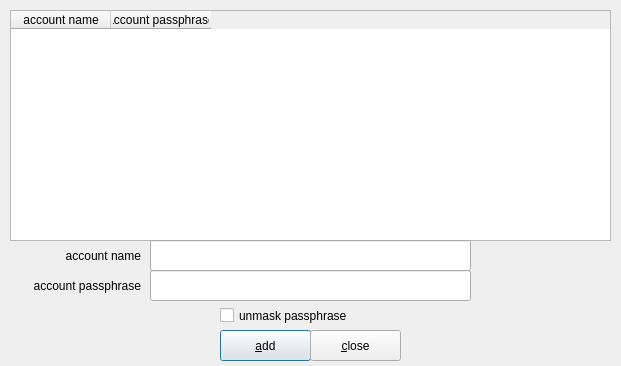
mhogomchungu/qCheckGMail, file configurationdialog.ui: the form before one commit.
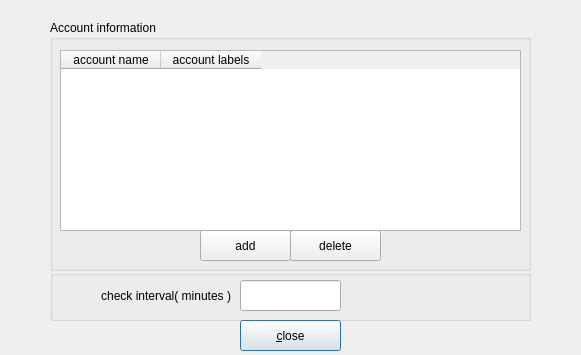
The form after the commit.

Commit message: add a GUI window to configure accounts

```diff
--- a/configurationdialog.ui
+++ b/configurationdialog.ui
@@ -6,20 +6,45 @@
    <rect>
     <x>0</x>
     <y>0</y>
-    <width>621</width>
-    <height>366</height>
+    <width>581</width>
+    <height>355</height>
    </rect>
   </property>
   <property name="windowTitle">
    <string>account configuration window</string>
   </property>
+  <widget class="QPushButton" name="pushButtonClose">
+   <property name="geometry">
+    <rect>
+     <x>240</x>
+     <y>320</y>
+     <width>101</width>
+     <height>31</height>
+    </rect>
+   </property>
+   <property name="text">
+    <string>&amp;close</string>
+   </property>
+  </widget>
+  <widget class="QGroupBox" name="groupBox">
+   <property name="geometry">
+    <rect>
+     <x>50</x>
+     <y>20</y>
+     <width>481</width>
+     <height>251</height>
+    </rect>
+   </property>
+   <property name="title">
+    <string>Account information</string>
+   </property>
   <widget class="QTableWidget" name="tableWidget">
    <property name="geometry">
     <rect>
      <x>10</x>
-     <y>10</y>
-     <width>601</width>
-     <height>231</height>
+      <y>30</y>
+      <width>461</width>
+      <height>181</height>
     </rect>
    </property>
    <property name="editTriggers">
@@ -47,106 +72,75 @@
    </column>
    <column>
     <property name="text">
-     <string>account passphrase</string>
+      <string>account labels</string>
     </property>
    </column>
   </widget>
-  <widget class="QPushButton" name="pushButtonAdd">
+   <widget class="QPushButton" name="pushButtonAccountAdd">
    <property name="geometry">
     <rect>
-     <x>220</x>
-     <y>330</y>
+      <x>150</x>
+      <y>210</y>
      <width>91</width>
      <height>31</height>
     </rect>
    </property>
    <property name="text">
-    <string>&amp;add</string>
-   </property>
-   <property name="default">
-    <bool>true</bool>
-   </property>
-  </widget>
-  <widget class="QLineEdit" name="lineEditAccountName">
+     <string>add</string>
+    </property>
+   </widget>
+   <widget class="QPushButton" name="pushButtonAccountDelete">
    <property name="geometry">
     <rect>
-     <x>150</x>
-     <y>240</y>
-     <width>321</width>
+      <x>240</x>
+      <y>210</y>
+      <width>91</width>
      <height>31</height>
     </rect>
    </property>
-  </widget>
-  <widget class="QLineEdit" name="lineEditAccountPassphrase">
+    <property name="text">
+     <string>delete</string>
+    </property>
+   </widget>
+  </widget>
+  <widget class="QGroupBox" name="groupBox_2">
    <property name="geometry">
     <rect>
-     <x>150</x>
+     <x>50</x>
      <y>270</y>
-     <width>321</width>
+     <width>481</width>
+     <height>51</height>
+    </rect>
+   </property>
+   <property name="title">
+    <string/>
+   </property>
+   <widget class="QLineEdit" name="lineEditInterval">
+    <property name="geometry">
+     <rect>
+      <x>190</x>
+      <y>10</y>
+      <width>101</width>
      <height>31</height>
     </rect>
    </property>
-   <property name="echoMode">
-    <enum>QLineEdit::Password</enum>
-   </property>
   </widget>
   <widget class="QLabel" name="label">
    <property name="geometry">
     <rect>
      <x>0</x>
-     <y>240</y>
-     <width>141</width>
-     <height>31</height>
-    </rect>
-   </property>
-   <property name="text">
-    <string>account name</string>
-   </property>
-   <property name="alignment">
-    <set>Qt::AlignRight|Qt::AlignTrailing|Qt::AlignVCenter</set>
-   </property>
-  </widget>
-  <widget class="QLabel" name="label_2">
-   <property name="geometry">
-    <rect>
-     <x>10</x>
-     <y>270</y>
-     <width>131</width>
-     <height>31</height>
-    </rect>
-   </property>
-   <property name="text">
-    <string>account passphrase</string>
-   </property>
-   <property name="alignment">
-    <set>Qt::AlignRight|Qt::AlignTrailing|Qt::AlignVCenter</set>
-   </property>
-  </widget>
-  <widget class="QPushButton" name="pushButtonClose">
-   <property name="geometry">
-    <rect>
-     <x>310</x>
-     <y>330</y>
-     <width>91</width>
-     <height>31</height>
-    </rect>
-   </property>
-   <property name="text">
-    <string>&amp;close</string>
-   </property>
-  </widget>
-  <widget class="QCheckBox" name="checkBoxUnMaskPassphrase">
-   <property name="geometry">
-    <rect>
-     <x>220</x>
-     <y>300</y>
+      <y>10</y>
      <width>181</width>
      <height>31</height>
     </rect>
    </property>
    <property name="text">
-    <string>unmask passphrase</string>
-   </property>
+     <string>check interval( minutes )</string>
+    </property>
+    <property name="alignment">
+     <set>Qt::AlignRight|Qt::AlignTrailing|Qt::AlignVCenter</set>
+    </property>
+   </widget>
   </widget>
  </widget>
  <tabstops>
```
Left out of the diff: 7 changed lines with no effect on the pictures. Lines whose indentation alone changed are shown as unchanged. The commit also changes 9 other files.
